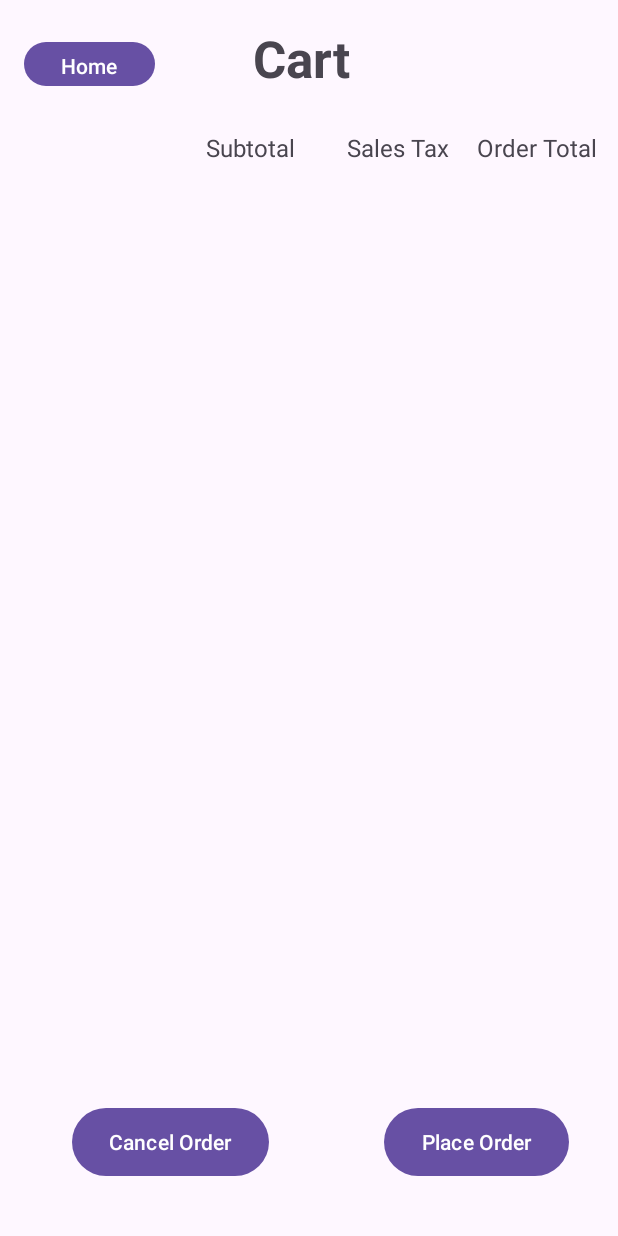
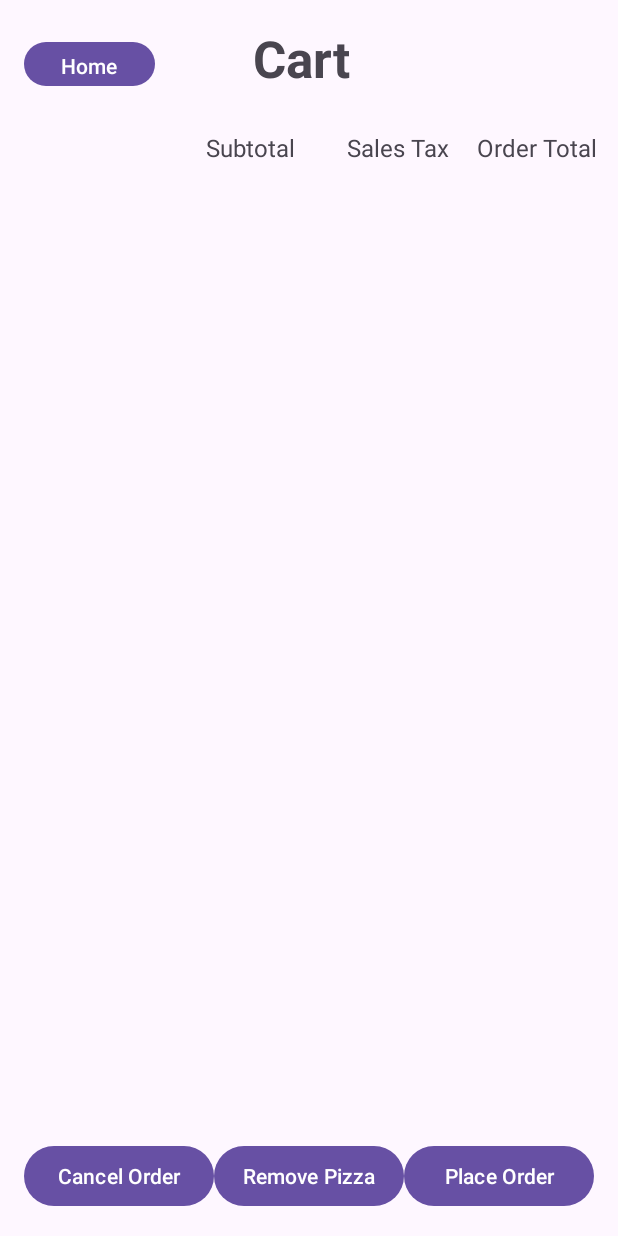
Before and after one commit to moisesfromthebible/RUPizzeria2, an Android app: the CartActivity screen opened directly, with no data from a screen before it, on a phone screen of 412 x 824 dp. Run offline under Robolectric (Android 15) with nearby library versions, the phone set to English and light mode, and no system bars.

```diff
--- a/app/src/main/res/layout/activity_cart.xml
+++ b/app/src/main/res/layout/activity_cart.xml
@@ -1,5 +1,6 @@
 <?xml version="1.0" encoding="utf-8"?>
-<androidx.constraintlayout.widget.ConstraintLayout xmlns:android="http://schemas.android.com/apk/res/android"
+<androidx.constraintlayout.widget.ConstraintLayout
+    xmlns:android="http://schemas.android.com/apk/res/android"
     xmlns:app="http://schemas.android.com/apk/res-auto"
     xmlns:tools="http://schemas.android.com/tools"
     android:layout_width="match_parent"
@@ -62,37 +63,50 @@
         app:layout_constraintStart_toStartOf="parent"
         app:layout_constraintTop_toTopOf="parent" />
 
+    <ListView
+        android:id="@+id/pizzaListView"
+        android:layout_width="match_parent"
+        android:layout_height="0dp"
+        android:layout_margin="16dp"
+        app:layout_constraintTop_toBottomOf="@id/textView8"
+        app:layout_constraintBottom_toTopOf="@id/container"/>
+
+    <LinearLayout
+        android:id="@+id/container"
+        android:layout_width="match_parent"
+        android:layout_height="wrap_content"
+        android:orientation="horizontal"
+        android:layout_margin="16dp"
+        app:layout_constraintBottom_toBottomOf="parent"
+        app:layout_constraintStart_toStartOf="parent"
+        app:layout_constraintEnd_toEndOf="parent">
+
+
     <Button
         android:id="@+id/cancelOrder"
-        android:layout_width="131dp"
-        android:layout_height="53dp"
-        android:layout_marginStart="48dp"
-        android:layout_marginBottom="36dp"
-        android:text="Cancel Order"
-        app:layout_constraintBottom_toBottomOf="parent"
-        app:layout_constraintStart_toStartOf="parent" />
+        android:layout_width="0dp"
+        android:layout_height="match_parent"
+        android:layout_weight="1"
+        android:padding="8dp"
+        android:text="Cancel Order" />
 
     <Button
-        android:id="@+id/placeOrder"
-        android:layout_width="123dp"
-        android:layout_height="53dp"
-        android:layout_marginStart="256dp"
-        android:layout_marginBottom="36dp"
-        android:text="Place Order"
-        app:layout_constraintBottom_toBottomOf="parent"
-        app:layout_constraintStart_toStartOf="parent" />
+        android:id="@+id/removePizza"
+        android:layout_width="0dp"
+        android:layout_height="match_parent"
+        android:layout_weight="1"
+        android:padding="8dp"
+        android:text="Remove Pizza" />
 
-    <ListView
-        android:id="@+id/pizzaListView"
-        android:layout_width="377dp"
-        android:layout_height="474dp"
-        android:layout_marginStart="17dp"
-        android:layout_marginTop="143dp"
-        android:layout_marginEnd="17dp"
-        android:layout_marginBottom="114dp"
-        app:layout_constraintBottom_toBottomOf="parent"
-        app:layout_constraintEnd_toEndOf="parent"
-        app:layout_constraintStart_toStartOf="parent"
-        app:layout_constraintTop_toTopOf="parent" />
+        <Button
+            android:id="@+id/placeOrder"
+            android:layout_width="0dp"
+            android:layout_height="match_parent"
+            android:layout_weight="1"
+            android:padding="8dp"
+            android:text="Place Order" />
+
+
+    </LinearLayout>
 
 </androidx.constraintlayout.widget.ConstraintLayout>
```
